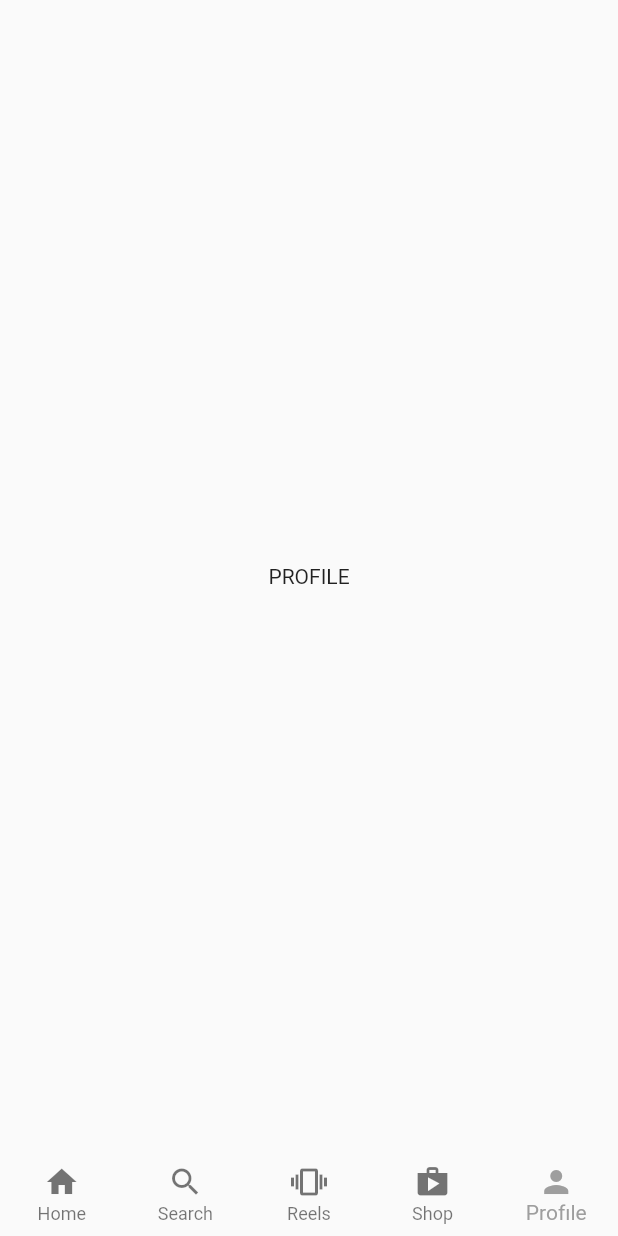
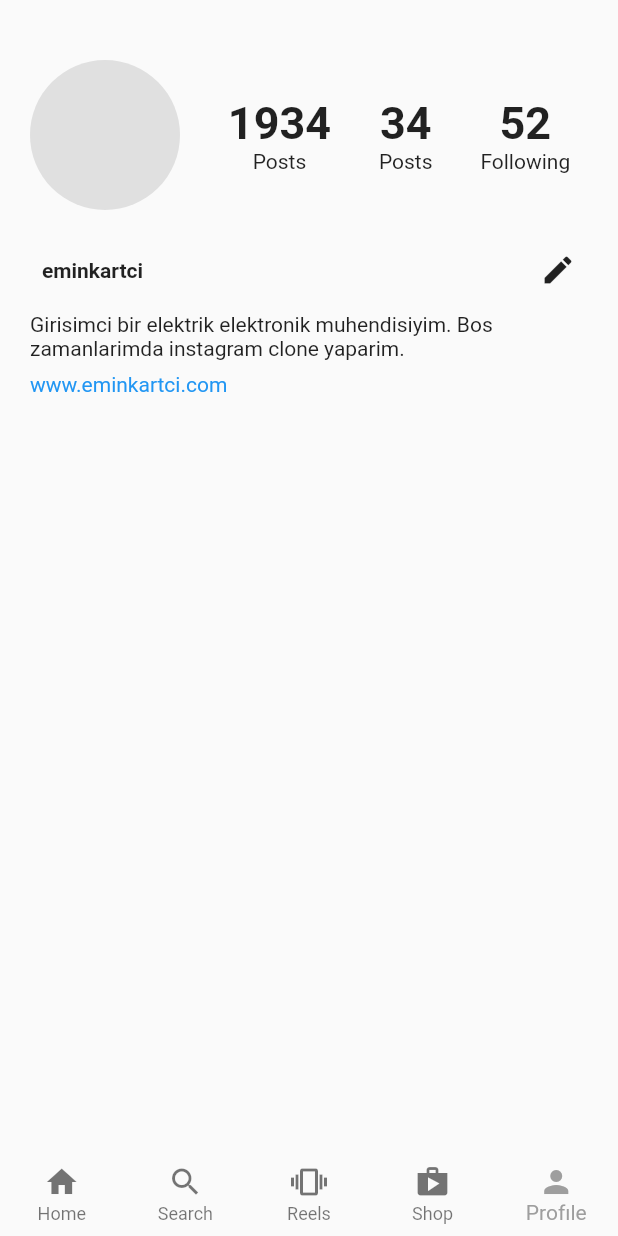
Before and after one commit to eminkartci/Flutter-Instagram-Clone, a Flutter app: the screen it shows after launch, item 5 of the bottom bar chosen, on a phone screen of 412 x 824 dp. Run offline on Flutter 3.47's test engine with Material 2 defaults, Android fonts, the light colour scheme and no system bars.

Commit message:
Profil Sayfası Eklendi

```diff
--- a/instagram_clone_amean/lib/pages/profile.dart
+++ b/instagram_clone_amean/lib/pages/profile.dart
@@ -5,6 +5,104 @@ class ProfilePage extends StatelessWidget {
 
   @override
   Widget build(BuildContext context) {
-    return Scaffold(body: Center(child: Text("PROFILE")));
+    return Scaffold(
+        body: Column(
+      crossAxisAlignment: CrossAxisAlignment.start,
+      children: [
+        Padding(
+          padding: const EdgeInsets.only(left: 20, top: 40.0),
+          child: Column(
+            children: [
+              Row(
+                mainAxisAlignment: MainAxisAlignment.spaceEvenly,
+                children: [
+                  // User PP
+                  Container(
+                      width: 100,
+                      height: 100,
+                      decoration: BoxDecoration(
+                          color: Colors.grey[300], shape: BoxShape.circle)),
+
+                  // Like Follower Folloe
+                  Expanded(
+                    child: Row(
+                      mainAxisAlignment: MainAxisAlignment.spaceEvenly,
+                      children: [
+                        Column(
+                          children: const [
+                            Text(
+                              "1934",
+                              style: TextStyle(
+                                  fontWeight: FontWeight.bold, fontSize: 30),
+                            ),
+                            Text("Posts")
+                          ],
+                        ),
+                        Column(
+                          children: const [
+                            Text(
+                              "34",
+                              style: TextStyle(
+                                  fontWeight: FontWeight.bold, fontSize: 30),
+                            ),
+                            Text("Posts")
+                          ],
+                        ),
+                        Column(
+                          children: const [
+                            Text(
+                              "52",
+                              style: TextStyle(
+                                  fontWeight: FontWeight.bold, fontSize: 30),
+                            ),
+                            Text("Following")
+                          ],
+                        )
+                      ],
+                    ),
+                  )
+
+                  // Posts
+                ],
+              )
+            ],
+          ),
+        ),
+        Padding(
+          padding: EdgeInsets.all(20),
+          child: Column(
+            crossAxisAlignment: CrossAxisAlignment.start,
+            children: [
+              Padding(
+                padding: const EdgeInsets.all(8.0),
+                child: Row(
+                  mainAxisAlignment: MainAxisAlignment.spaceBetween,
+                  children: [
+                    Text(
+                      "eminkartci",
+                      style: TextStyle(fontWeight: FontWeight.bold),
+                    ),
+                    Row(
+                      children: [
+                        Icon(Icons.edit),
+                      ],
+                    )
+                  ],
+                ),
+              ),
+              const Padding(
+                padding: EdgeInsets.symmetric(vertical: 8.0),
+                child: Text(
+                    "Girisimci bir elektrik elektronik muhendisiyim. Bos zamanlarimda instagram clone yaparim."),
+              ),
+              const Text(
+                "www.eminkartci.com",
+                style: TextStyle(color: Colors.blue),
+              )
+            ],
+          ),
+        ),
+      ],
+    ));
   }
 }
```
